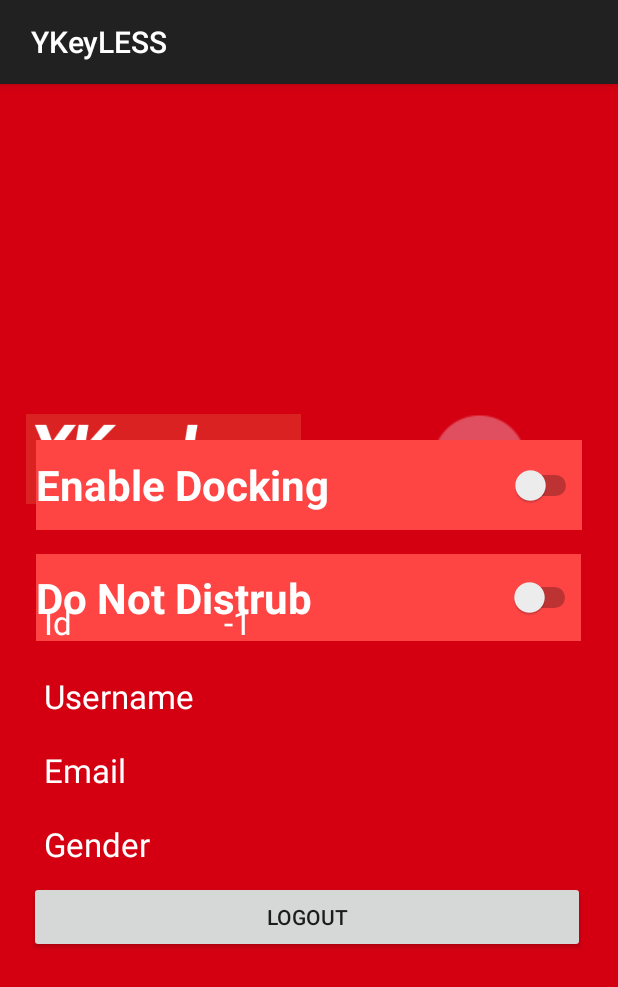
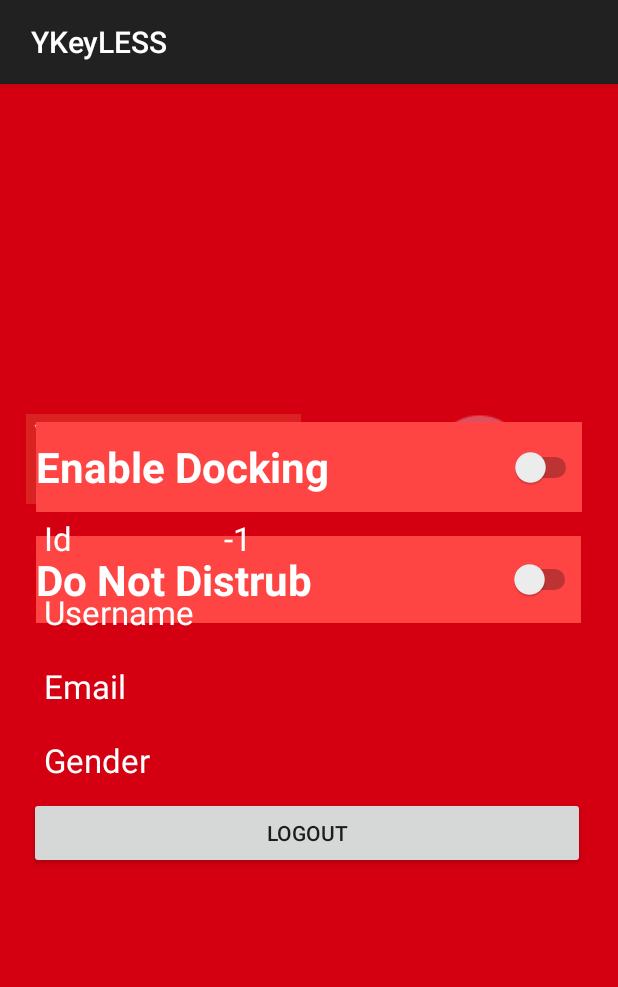
Before and after one commit to Sghrto/Final_Project_Application_YKeyLess-, an Android app: the MainActivity screen opened directly, with no data from a screen before it, on a phone screen of 412 x 824 dp. Shown: the top 987 px of the screen. Run offline under Robolectric (Android 15) with nearby library versions, the phone set to English and light mode, and no system bars; 7 statements that could not run were skipped.

Commit message:
initial commit

```diff
--- a/example/src/main/java/com/felhr/serialportexample/LoginActivity.java
+++ b/example/src/main/java/com/felhr/serialportexample/LoginActivity.java
@@ -43,7 +43,7 @@ public class LoginActivity extends AppCompatActivity {
             public void onClick(View view) {
                 //open register screen
                 finish();
-                startActivity(new Intent (getApplicationContext(), MainActivity.class));
+                startActivity(new Intent (getApplicationContext(), RegisterActivity.class));
             }
         });
     }
--- a/example/src/main/java/com/felhr/serialportexample/NotifikasiFragment.java
+++ b/example/src/main/java/com/felhr/serialportexample/NotifikasiFragment.java
@@ -124,7 +124,7 @@ public class NotifikasiFragment extends AppCompatActivity {
             @Override
             public void onClick(View view) {
                 if (!imageview1.toString().equals("")) {
-                    String data = "0";//editText.getText().toString();
+                    String data = "1000";//editText.getText().toString();
                     if (usbService != null) { // if UsbService was correctly binded, Send data
                         usbService.write(data.getBytes());
                     }
--- a/example/src/main/java/com/felhr/serialportexample/URLs.java
+++ b/example/src/main/java/com/felhr/serialportexample/URLs.java
@@ -2,7 +2,7 @@ package com.felhr.serialportexample;
 
 public class URLs {
 
-    private static final String ROOT_URL = "http://192.168.43.74/tester/Api.php?apicall=";
+    private static final String ROOT_URL = "http://ykeyless.serveo.net/tester/Api.php?apicall=";
 
     public static final String URL_REGISTER = ROOT_URL + "signup";
     public static final String URL_LOGIN = ROOT_URL + "login";
--- a/example/src/main/res/layout-v14/activity_main.xml
+++ b/example/src/main/res/layout-v14/activity_main.xml
@@ -52,7 +52,7 @@
 
     <LinearLayout
         android:layout_width="match_parent"
-        android:layout_height="186dp"
+        android:layout_height="210dp"
         android:layout_alignParentStart="true"
         android:layout_alignParentLeft="true"
         android:layout_alignParentTop="true"
@@ -61,7 +61,7 @@
         android:layout_alignParentBottom="true"
         android:layout_marginStart="0dp"
         android:layout_marginLeft="0dp"
-        android:layout_marginTop="129dp"
+        android:layout_marginTop="105dp"
         android:layout_marginEnd="0dp"
         android:layout_marginRight="0dp"
         android:layout_marginBottom="288dp"
@@ -129,8 +129,8 @@
     </LinearLayout>
 
     <LinearLayout
-        android:layout_width="370dp"
-        android:layout_height="325dp"
+        android:layout_width="wrap_content"
+        android:layout_height="283dp"
         android:layout_alignParentStart="true"
         android:layout_alignParentLeft="true"
         android:layout_alignParentTop="true"
@@ -139,9 +139,10 @@
         android:layout_alignParentBottom="true"
         android:layout_marginStart="19dp"
         android:layout_marginLeft="19dp"
-        android:layout_marginTop="334dp"
+        android:layout_marginTop="278dp"
         android:layout_marginEnd="22dp"
         android:layout_marginRight="22dp"
+        android:layout_marginBottom="42dp"
         android:orientation="vertical">
 
         <TableLayout
```
